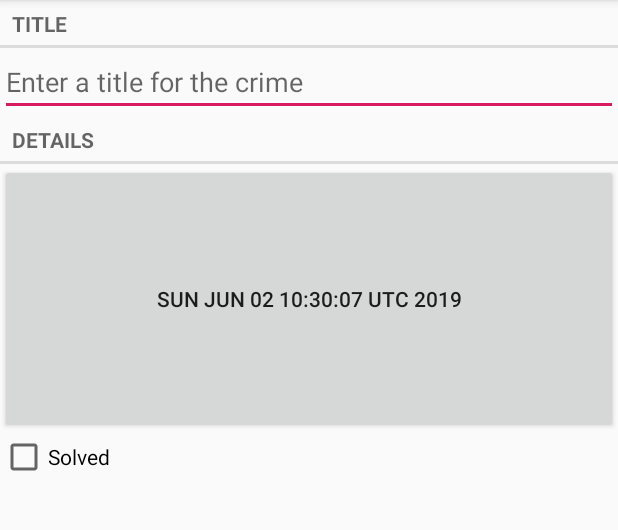
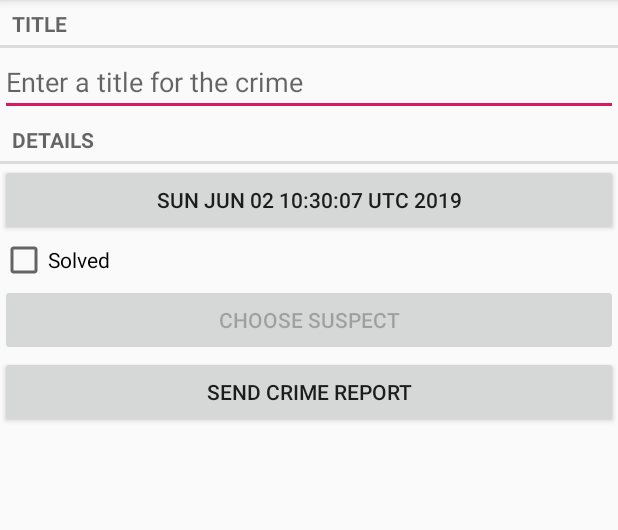
Before and after one commit to chenyongda2018/GeoQuiz, an Android app: the screen it shows after launch (CrimePagerActivity), after a tap on "New Crime", on a phone screen of 412 x 824 dp, the part 84-614 px from its top. Run offline under Robolectric (Android 15) with nearby library versions, the phone set to English and light mode, and no system bars.

Commit message:
Complete Chapter15.

```diff
--- a/CriminalIntent/src/main/java/example/chen/com/criminalintent/Model/Crime.java
+++ b/CriminalIntent/src/main/java/example/chen/com/criminalintent/Model/Crime.java
@@ -9,6 +9,9 @@ public class Crime {
     private String mTitle;
     private Date mDate;
     private boolean mSolved;
+    private String mSuspect;
+
+
 
     public Crime() {
         this(UUID.randomUUID());
@@ -47,4 +50,12 @@ public class Crime {
     public void setSolved(boolean solved) {
         mSolved = solved;
     }
+
+    public String getSuspect() {
+        return mSuspect;
+    }
+
+    public void setSuspect(String suspect) {
+        mSuspect = suspect;
+    }
 }
--- a/CriminalIntent/src/main/java/example/chen/com/criminalintent/Model/CrimeLab.java
+++ b/CriminalIntent/src/main/java/example/chen/com/criminalintent/Model/CrimeLab.java
@@ -149,6 +149,7 @@ public class CrimeLab {
         values.put(CrimeTable.Cols.TITLE, crime.getTitle());
         values.put(CrimeTable.Cols.DATE, crime.getDate().getTime());
         values.put(CrimeTable.Cols.SOLVED, crime.isSolved() ? 1 : 0);
+        values.put(CrimeTable.Cols.SUSPECT, crime.getSuspect());
         return values;
     }
 }
--- a/CriminalIntent/src/main/java/example/chen/com/criminalintent/database/CrimeDbSchema/CrimeBaseHelper.java
+++ b/CriminalIntent/src/main/java/example/chen/com/criminalintent/database/CrimeDbSchema/CrimeBaseHelper.java
@@ -8,20 +8,21 @@ import android.database.sqlite.SQLiteOpenHelper;
 import example.chen.com.criminalintent.database.CrimeDbSchema.CrimeDbSchema.CrimeTable;
 
 public class CrimeBaseHelper extends SQLiteOpenHelper {
-   public static final int VERSION = 1;
-   public static final String DATABASE_NAME = "crimeBase.db";
+    public static final int VERSION = 1;
+    public static final String DATABASE_NAME = "crimeBase.db";
 
     public CrimeBaseHelper(Context context) {
-        super(context,DATABASE_NAME,null,VERSION);
+        super(context, DATABASE_NAME, null, VERSION);
     }
 
     @Override
     public void onCreate(SQLiteDatabase db) {
-        db.execSQL("create table "+ CrimeTable.NAME + "(" +
-        "_id integer primary key autoincrement, "+ CrimeTable.Cols.UUID + "," +
-        CrimeTable.Cols.TITLE  + "," +
-        CrimeTable.Cols.DATE + "," +
-        CrimeTable.Cols.SOLVED + ")");
+        db.execSQL("create table " + CrimeTable.NAME + "(" +
+                "_id integer primary key autoincrement, " + CrimeTable.Cols.UUID + "," +
+                CrimeTable.Cols.TITLE + "," +
+                CrimeTable.Cols.DATE + "," +
+                CrimeTable.Cols.SOLVED + "," +
+                CrimeTable.Cols.SUSPECT + ")");
     }
 
     @Override
--- a/CriminalIntent/src/main/java/example/chen/com/criminalintent/database/CrimeDbSchema/CrimeCursorWrapper.java
+++ b/CriminalIntent/src/main/java/example/chen/com/criminalintent/database/CrimeDbSchema/CrimeCursorWrapper.java
@@ -25,11 +25,13 @@ public class CrimeCursorWrapper extends CursorWrapper {
         String title = getString(getColumnIndex(CrimeTable.Cols.TITLE));
         long date = getLong(getColumnIndex(CrimeTable.Cols.DATE));
         int isSolved = getInt(getColumnIndex(CrimeTable.Cols.SOLVED));
+        String suspect = getString(getColumnIndex(CrimeTable.Cols.SUSPECT));
 
         Crime crime = new Crime(UUID.fromString(uuidString));
         crime.setTitle(title);
         crime.setDate(new Date(date));
         crime.setSolved(isSolved == 1);
+        crime.setSuspect(suspect);
 
         return crime;
     }
--- a/CriminalIntent/src/main/java/example/chen/com/criminalintent/database/CrimeDbSchema/CrimeDbSchema.java
+++ b/CriminalIntent/src/main/java/example/chen/com/criminalintent/database/CrimeDbSchema/CrimeDbSchema.java
@@ -11,6 +11,7 @@ public class CrimeDbSchema {
             public static final String TITLE = "title";
             public static final String DATE = "date";
             public static final String SOLVED = "solved";
+            public static final String SUSPECT = "suspect";
         }
     }
 }
--- a/CriminalIntent/src/main/res/layout/fragment_crime.xml
+++ b/CriminalIntent/src/main/res/layout/fragment_crime.xml
@@ -26,13 +26,24 @@
     <Button
         android:layout_width="match_parent"
         android:layout_height="wrap_content"
-        android:id="@+id/crime_date"
-        android:padding="80dp"/>
+        android:id="@+id/crime_date" />
     <CheckBox
         android:id="@+id/crime_solved"
         android:layout_width="match_parent"
         android:layout_height="wrap_content"
         android:text="@string/crime_solved_label"/>
 
+    <Button
+        android:layout_width="match_parent"
+        android:layout_height="wrap_content"
+        android:id="@+id/choose_suspect"
+        android:text="@string/crime_suspect_text"/>
+
+    <Button
+        android:layout_width="match_parent"
+        android:layout_height="wrap_content"
+        android:id="@+id/send_crime_report"
+        android:text="@string/crime_report_text"/>
+
 
 </LinearLayout>
--- a/CriminalIntent/src/main/res/values/strings.xml
+++ b/CriminalIntent/src/main/res/values/strings.xml
@@ -9,5 +9,14 @@
     <string name="show_subtitle">Show Subtitle</string>
     <string name="hide_subtitle">Hide Subtitle</string>
     <string name="subtitle_format">%1$d crimes</string>
+    <string name="crime_suspect_text">Choose Suspect</string>
+    <string name="crime_report_text">Send Crime report</string>
+    <string name="crime_report">%1$s! The crime was discoverd on %2$s,%3$s.%4$s</string>
+    <string name="crime_report_solved">The case is solved</string>
+    <string name="crime_report_unsolved">The case is not solved</string>
+    <string name="crime_report_no_suspect">there is no suspect.</string>
+    <string name="crime_report_suspect">the suspect is %s.</string>
+    <string name="crime_report_subject">CriminalIntent Crime Report</string>
+    <string name="send_report">Send crime report via</string>
 
 </resources>
```
Also changed, not shown: CriminalIntent/src/main/java/example/chen/com/criminalintent/Controller/Fragment/CrimeFragment.java (+96 -0 lines).
